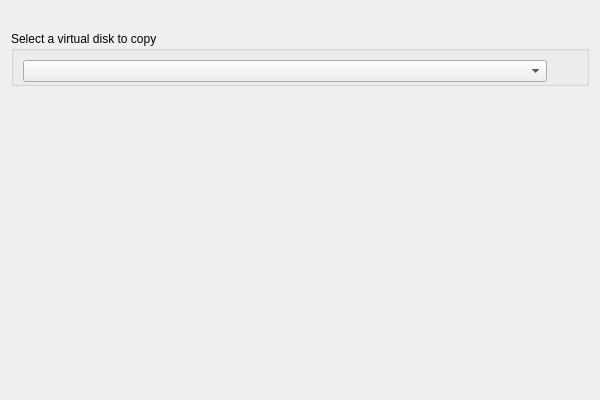
Before: the Qt Designer form vbox/src/VBox/Frontends/VirtualBox/src/wizards/newhd/UINewHDWizardPageWelcome.ui in jljuxgm/vboxgit, drawn with Qt 5.
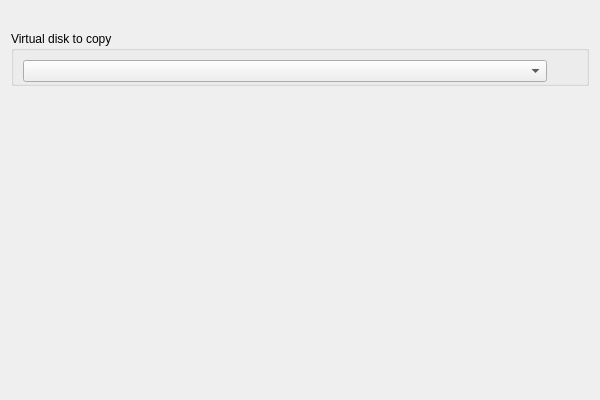
After: the same form once the commit is applied. Custom widgets are drawn as their Qt base class.

Commit message:
commit_37659 ------------------------------------------------------------------------ r37659 | vboxsync | 2011-06-28 19:15:20 +0800 (Tue, 28 Jun 2011) | 1 line
FE/Qt: 4908: New Virtual Disk wizard: Cloning mode: NLS update #2.
------------------------------------------------------------------------

Diff of the .ui file:
```diff
--- a/vbox/src/VBox/Frontends/VirtualBox/src/wizards/newhd/UINewHDWizardPageWelcome.ui
+++ b/vbox/src/VBox/Frontends/VirtualBox/src/wizards/newhd/UINewHDWizardPageWelcome.ui
@@ -43,7 +43,7 @@
    <item>
     <widget class="QGroupBox" name="m_pSourceDiskContainer">
      <property name="title">
-      <string>Select a virtual disk to copy</string>
+      <string>Virtual disk to copy</string>
      </property>
      <layout class="QHBoxLayout" name="m_pSourceDiskLayout">
       <property name="bottomMargin">
```
The commit also changes 1 other file.
